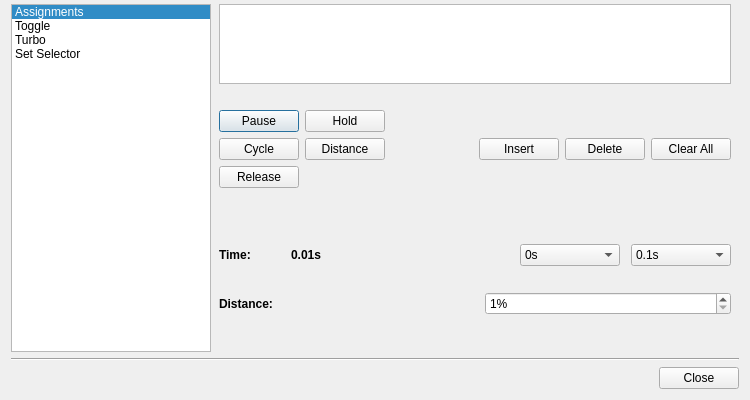
This is src/advancebuttondialog.ui in AntiMicroX/antimicrox as Qt 5 draws it before an edit. The edited form follows.
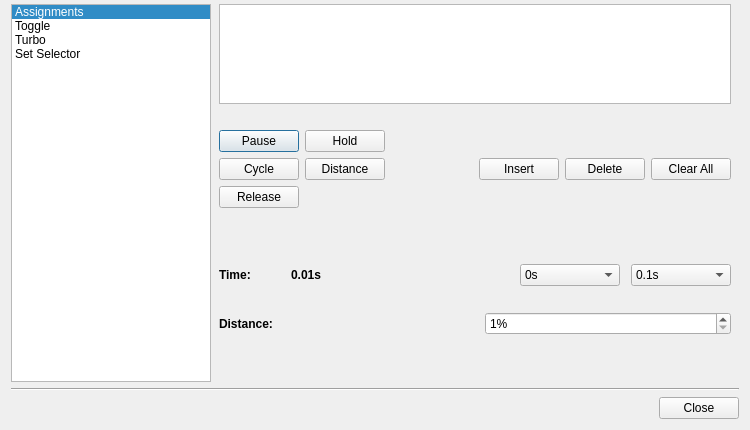
This is the edited form. Icons and pictures are not drawn.

Commit message: Fixed some SimpleKeyGrabberButton display quirks under Windows.

The edit to the form file:
```diff
--- a/src/advancebuttondialog.ui
+++ b/src/advancebuttondialog.ui
@@ -10,7 +10,7 @@
     <x>0</x>
     <y>0</y>
     <width>750</width>
-    <height>400</height>
+    <height>430</height>
    </rect>
   </property>
   <property name="sizePolicy">
@@ -22,12 +22,15 @@
   <property name="minimumSize">
    <size>
     <width>750</width>
-    <height>400</height>
+    <height>430</height>
    </size>
   </property>
   <property name="windowTitle">
    <string>Advanced</string>
   </property>
+  <property name="styleSheet">
+   <string notr="true"/>
+  </property>
   <property name="modal">
    <bool>false</bool>
   </property>
@@ -118,13 +121,13 @@
            <property name="minimumSize">
             <size>
              <width>0</width>
-             <height>80</height>
+             <height>100</height>
             </size>
            </property>
            <property name="maximumSize">
             <size>
              <width>16777215</width>
-             <height>80</height>
+             <height>100</height>
             </size>
            </property>
            <property name="autoFillBackground">
@@ -148,6 +151,9 @@
            <property name="flow">
             <enum>QListView::LeftToRight</enum>
            </property>
+           <property name="spacing">
+            <number>0</number>
+           </property>
            <property name="viewMode">
             <enum>QListView::ListMode</enum>
            </property>
```
The commit also changes 1 other file.
